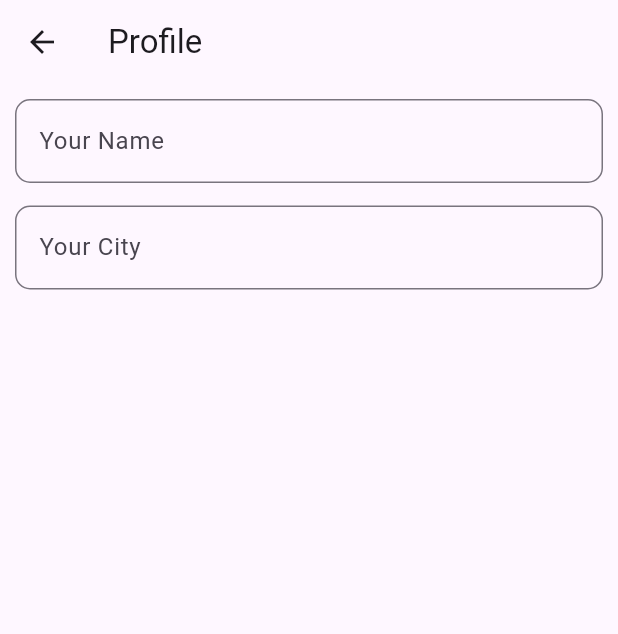
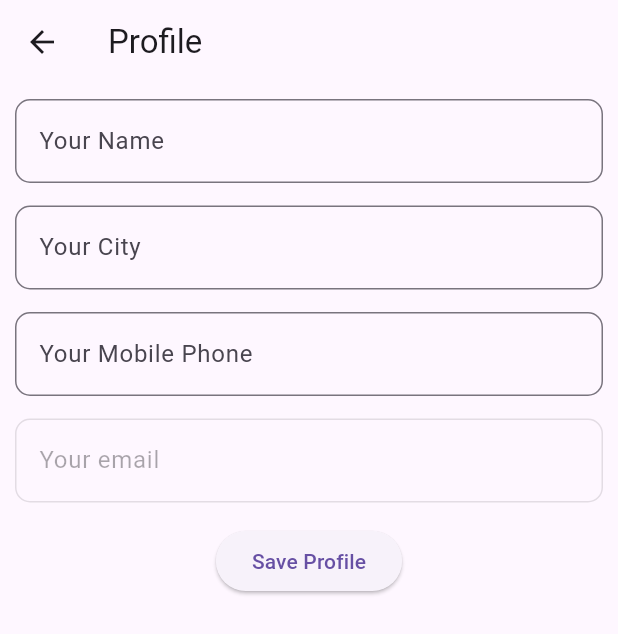
Before and after one commit to Anechaev06/sneaker_store, a Flutter app: the ProfilePage screen opened directly, on a phone screen of 412 x 824 dp. Shown: the top 634 px of the screen. Run offline on Flutter 3.47's test engine with Material 2 defaults, Android fonts, the phone set to English and light mode, and no system bars; our stand-ins replace cloud_firestore, firebase_auth, firebase_core, flutter_slidable, google_fonts, google_nav_bar and 1 more; accounts and stored records are empty; network calls fail.

Commit message:
code refactoring

```diff
--- a/lib/main.dart
+++ b/lib/main.dart
@@ -2,15 +2,12 @@ import 'package:firebase_core/firebase_core.dart';
 import 'package:flutter/material.dart';
 import 'package:provider/provider.dart';
 import 'package:sneaker_store/firebase_options.dart';
-import 'package:sneaker_store/models/user_model.dart';
-import 'package:sneaker_store/services/auth_service.dart';
 import 'package:sneaker_store/screens/navigation_screen.dart';
 import 'package:sneaker_store/services/favorites_service.dart';
 
 void main() async {
   WidgetsFlutterBinding.ensureInitialized();
   await Firebase.initializeApp(options: DefaultFirebaseOptions.currentPlatform);
-
   runApp(const MyApp());
 }
 
@@ -21,7 +18,6 @@ class MyApp extends StatelessWidget {
   Widget build(BuildContext context) {
     return MultiProvider(
       providers: [
-        ChangeNotifierProvider(create: (_) => UserModel(AuthService())),
         ChangeNotifierProvider(create: (_) => FavoritesService()),
       ],
       child: MaterialApp(
--- a/lib/models/user_model.dart
+++ b/lib/models/user_model.dart
@@ -1,17 +1,8 @@
-import 'package:firebase_auth/firebase_auth.dart';
-import 'package:flutter/foundation.dart';
-import 'package:sneaker_store/services/auth_service.dart';
+class UserModel {
+  String? name;
+  String? city;
+  String? phone;
+  String? email;
 
-class UserModel extends ChangeNotifier {
-  UserModel(this._authService) {
-    _authService.user.listen((user) {
-      _user = user;
-      notifyListeners();
-    });
-  }
-
-  final AuthService _authService;
-  User? _user;
-
-  User? get user => _user;
+  UserModel({this.name, this.city, this.phone, this.email});
 }
--- a/lib/screens/pages/profile_page.dart
+++ b/lib/screens/pages/profile_page.dart
@@ -1,4 +1,6 @@
 import 'package:flutter/material.dart';
+import 'package:sneaker_store/services/auth_service.dart';
+import 'package:sneaker_store/models/user_model.dart';
 
 class ProfilePage extends StatefulWidget {
   const ProfilePage({super.key});
@@ -10,11 +12,43 @@ class ProfilePage extends StatefulWidget {
 class _ProfilePageState extends State<ProfilePage> {
   final _nameController = TextEditingController();
   final _cityController = TextEditingController();
+  final _phoneController = TextEditingController();
+  final _emailController = TextEditingController();
+
+  final AuthService _authService = AuthService();
+  UserModel _userModel = UserModel();
+
+  @override
+  void initState() {
+    super.initState();
+    _fetchUserData();
+  }
+
+  Future<void> _fetchUserData() async {
+    UserModel userModel = await _authService.getUserData();
+    setState(() {
+      _userModel = userModel;
+      _nameController.text = userModel.name ?? "";
+      _cityController.text = userModel.city ?? "";
+      _phoneController.text = userModel.phone ?? "";
+      _emailController.text = userModel.email ?? "";
+    });
+  }
+
+  Future<void> _updateUserData() async {
+    _userModel.name = _nameController.text;
+    _userModel.city = _cityController.text;
+    _userModel.phone = _phoneController.text;
+    // email is not updated because it's linked to the authentication
+    await _authService.updateUserData(_userModel);
+  }
 
   @override
   void dispose() {
     _nameController.dispose();
     _cityController.dispose();
+    _phoneController.dispose();
+    _emailController.dispose();
     super.dispose();
   }
 
@@ -49,6 +83,34 @@ class _ProfilePageState extends State<ProfilePage> {
                 hintText: "Your City",
               ),
             ),
+            const SizedBox(height: 15),
+            // Phone
+            TextField(
+              controller: _phoneController,
+              decoration: InputDecoration(
+                border: OutlineInputBorder(
+                  borderRadius: BorderRadius.circular(10.0),
+                ),
+                hintText: "Your Mobile Phone",
+              ),
+            ),
+            const SizedBox(height: 15),
+            // Email (disabled)
+            TextField(
+              controller: _emailController,
+              enabled: false,
+              decoration: InputDecoration(
+                border: OutlineInputBorder(
+                  borderRadius: BorderRadius.circular(10.0),
+                ),
+                hintText: "Your email",
+              ),
+            ),
+            const SizedBox(height: 15),
+            ElevatedButton(
+              onPressed: _updateUserData,
+              child: const Text("Save Profile"),
+            ),
           ],
         ),
       ),
--- a/lib/services/auth_service.dart
+++ b/lib/services/auth_service.dart
@@ -1,8 +1,54 @@
 import 'package:firebase_auth/firebase_auth.dart';
+import 'package:cloud_firestore/cloud_firestore.dart';
+import 'package:sneaker_store/models/user_model.dart';
 
 class AuthService {
   final FirebaseAuth _auth = FirebaseAuth.instance;
+  final FirebaseFirestore _firestore = FirebaseFirestore.instance;
 
-  Stream<User?> get user => _auth.authStateChanges();
-  //... Other authentication methods like signIn, signUp, signOut etc.
+  Stream<User?> get authStateChanges => _auth.authStateChanges();
+
+  Future<User?> getCurrentUser() async {
+    return _auth.currentUser;
+  }
+
+  Future<void> signIn({required String email, required String password}) async {
+    await _auth.signInWithEmailAndPassword(email: email, password: password);
+  }
+
+  Future<void> signUp({required String email, required String password}) async {
+    await _auth.createUserWithEmailAndPassword(
+        email: email, password: password);
+  }
+
+  Future<UserModel> getUserData() async {
+    User? user = _auth.currentUser;
+    if (user != null) {
+      DocumentSnapshot docSnapshot =
+          await _firestore.collection('users').doc(user.uid).get();
+      if (docSnapshot.exists) {
+        Map<String, dynamic> data = docSnapshot.data() as Map<String, dynamic>;
+        return UserModel(
+            name: data['name'],
+            city: data['city'],
+            phone: data['phone'],
+            email: data['email']);
+      }
+    }
+    return UserModel();
+  }
+
+  Future<void> updateUserData(UserModel userModel) async {
+    User? user = _auth.currentUser;
+    if (user != null) {
+      await _firestore.collection('users').doc(user.uid).update({
+        'name': userModel.name,
+        'city': userModel.city,
+        'phone': userModel.phone,
+        // email is not updated because it's linked to the authentication
+      });
+    }
+  }
+
+  // Other methods for sign out, sign up etc can go here
 }
--- a/pubspec.yaml
+++ b/pubspec.yaml
@@ -15,6 +15,7 @@ dependencies:
   google_nav_bar: ^5.0.6
   provider: ^6.0.5
   flutter_slidable: ^3.0.0
+  cloud_firestore: ^4.8.2
 
 dev_dependencies:
   flutter_test:
```
Also changed, not shown: lib/screens/auth/signin_screen.dart (+6 -4 lines), lib/screens/auth/signup_screen.dart (+14 -11 lines), lib/screens/navigation_screen.dart (+18 -13 lines), pubspec.lock.
